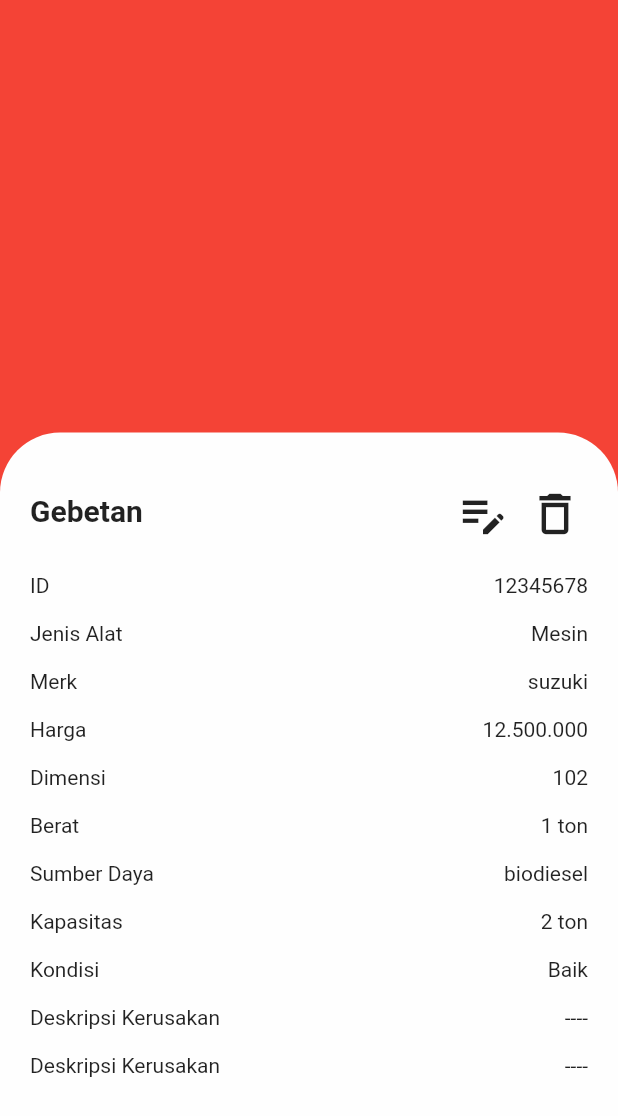
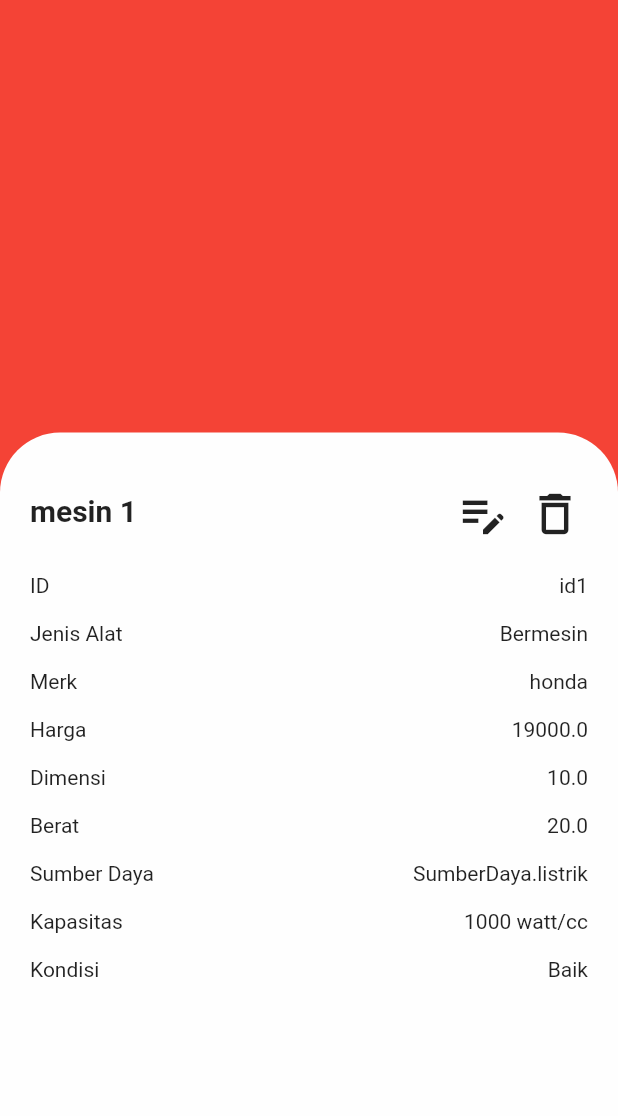
Before and after one commit to tifanee/PSBO, a Flutter app: the HomePage screen opened directly, after a tap on "Tampilkan Detail", on a phone screen of 412 x 824 dp. Shown: the top 1116 px of the screen. Run offline on Flutter 3.47's test engine with Material 2 defaults, Android fonts, the phone set to English and light mode, and no system bars; missing offline and left inert: dart:html.

Commit message:
update files

```diff
--- a/lib/data/dummy_data.dart
+++ b/lib/data/dummy_data.dart
@@ -1,6 +1,5 @@
-import 'package:psbo/models/nonmesin.dart';
-
 import '../enums.dart';
+import '../models/nonmesin.dart';
 import '../models/mesin.dart';
 import '../models/perbaikan.dart';
 
--- a/lib/pages/home_page.dart
+++ b/lib/pages/home_page.dart
@@ -1,8 +1,7 @@
 import 'package:flutter/material.dart';
+import '../widgets/card_tools.dart';
 //import 'package:hexcolor/hexcolor.dart';
-import '../models/tools_model.dart';
-import '../widgets/card_tools.dart';
-import '../pages/mesin_baik.dart';
+import '../data/dummy_data.dart';
 
 class HomePage extends StatefulWidget {
   const HomePage({Key? key}) : super(key: key);
@@ -12,44 +11,44 @@ class HomePage extends StatefulWidget {
 }
 
 class _HomePageState extends State<HomePage> {
-  final data = [
-    ToolsModel(
-        nama: "Gebetan",
-        id: "12345678",
-        jenisAlat: "Mesin",
-        merk: "suzuki",
-        harga: "12.500.000",
-        dimensi: "102",
-        berat: "1 ton",
-        sumberDaya: "biodiesel",
-        kapasitas: "2 ton",
-        kondisi: "Baik",
-        deskripsiKerusakan: "Tidak ada baut pengencang roda"),
-    ToolsModel(
-        nama: "Penebar Pestisida",
-        id: "87654321",
-        jenisAlat: "Mesin",
-        merk: "Yamahal",
-        harga: "12.500.000",
-        dimensi: "110",
-        berat: "0.5 ton",
-        sumberDaya: "biodiesel",
-        kapasitas: "1 ton",
-        kondisi: "Baik",
-        deskripsiKerusakan: "Tidak ada baut pengencang roda"),
-    ToolsModel(
-        nama: "Penebar Pupuk",
-        id: "87654322",
-        jenisAlat: "Mesin",
-        merk: "Yamahal",
-        harga: "12.500.000",
-        dimensi: "110",
-        berat: "0.5 ton",
-        sumberDaya: "biodiesel",
-        kapasitas: "1 ton",
-        kondisi: "Baik",
-        deskripsiKerusakan: "Tidak ada baut pengencang roda")
-  ];
+  // final data = [
+  //   ToolsModel(
+  //       nama: "Gebetan",
+  //       id: "12345678",
+  //       jenisAlat: "Mesin",
+  //       merk: "suzuki",
+  //       harga: "12.500.000",
+  //       dimensi: "102",
+  //       berat: "1 ton",
+  //       sumberDaya: "biodiesel",
+  //       kapasitas: "2 ton",
+  //       kondisi: "Baik",
+  //       deskripsiKerusakan: "Tidak ada baut pengencang roda"),
+  //   ToolsModel(
+  //       nama: "Penebar Pestisida",
+  //       id: "87654321",
+  //       jenisAlat: "Mesin",
+  //       merk: "Yamahal",
+  //       harga: "12.500.000",
+  //       dimensi: "110",
+  //       berat: "0.5 ton",
+  //       sumberDaya: "biodiesel",
+  //       kapasitas: "1 ton",
+  //       kondisi: "Baik",
+  //       deskripsiKerusakan: "Tidak ada baut pengencang roda"),
+  //   ToolsModel(
+  //       nama: "Penebar Pupuk",
+  //       id: "87654322",
+  //       jenisAlat: "Mesin",
+  //       merk: "Yamahal",
+  //       harga: "12.500.000",
+  //       dimensi: "110",
+  //       berat: "0.5 ton",
+  //       sumberDaya: "biodiesel",
+  //       kapasitas: "1 ton",
+  //       kondisi: "Baik",
+  //       deskripsiKerusakan: "Tidak ada baut pengencang roda")
+  // ];
 
   @override
   Widget build(BuildContext context) {
@@ -60,13 +59,13 @@ class _HomePageState extends State<HomePage> {
       floatingActionButton: buildNavigateButton(),
       body: Container(
           child: ListView.builder(
-        itemCount: data.length,
+        itemCount: tools.length,
         itemBuilder: (context, i) {
           return card_tools(
             context: context,
-            toolsName: "${data[i].nama}",
-            toolsCondition: "${data[i].kondisi}",
-            data: data[i],
+            toolsName: "${tools[i].nama}",
+            toolsCondition: "${tools[i].kondisi}",
+            data: tools[i],
           );
         },
       )),
--- a/lib/pages/mesin_baik.dart
+++ b/lib/pages/mesin_baik.dart
@@ -1,6 +1,7 @@
 import 'package:flutter/material.dart';
 //import 'package:hexcolor/hexcolor.dart';
 import '../widgets/details_container.dart';
+import '../enums.dart';
 
 class MesinBaik extends StatefulWidget {
   final data;
@@ -93,7 +94,9 @@ class _MesinBaikState extends State<MesinBaik> {
               details_container(
                   context: context,
                   judul: "Jenis Alat",
-                  value: "${data.jenisAlat}"),
+                  value: data.jenis == Jenis.mesin
+                      ? "Bermesin"
+                      : "Tidak Bermesin"),
               details_container(
                   context: context, judul: "Merk", value: "${data.merk}"),
               details_container(
@@ -109,17 +112,11 @@ class _MesinBaikState extends State<MesinBaik> {
               details_container(
                   context: context,
                   judul: "Kapasitas",
-                  value: "${data.kapasitas}"),
-              details_container(
-                  context: context, judul: "Kondisi", value: "${data.kondisi}"),
+                  value: "${data.kapasitas} watt/cc"),
               details_container(
                   context: context,
-                  judul: "Deskripsi Kerusakan",
-                  value: "----"),
-              details_container(
-                  context: context,
-                  judul: "Deskripsi Kerusakan",
-                  value: "----"),
+                  judul: "Kondisi",
+                  value: data.kondisi == Kondisi.baik ? "Baik" : "Rusak"),
             ],
           ),
         )
--- a/lib/widgets/button.dart
+++ b/lib/widgets/button.dart
@@ -1,5 +1,4 @@
 import 'dart:html';
-
 import 'package:flutter/cupertino.dart';
 import 'package:flutter/material.dart';
 
--- a/lib/widgets/card_tools.dart
+++ b/lib/widgets/card_tools.dart
@@ -1,6 +1,10 @@
 import 'package:flutter/material.dart';
+import '../pages/mesin_rusak_detail_screen.dart';
+import '../pages/nonmesin_baik_detail_screen.dart';
+import '../pages/nonmesin_rusak_detail_screen.dart';
 //import 'package:hexcolor/hexcolor.dart';
 import '../pages/mesin_baik.dart';
+import '../enums.dart';
 
 class card_tools extends StatelessWidget {
   const card_tools(
@@ -67,11 +71,16 @@ class card_tools extends StatelessWidget {
                       )),
                   onTap: () {
                     Navigator.push(
-                        context,
-                        MaterialPageRoute(
-                            builder: (context) => MesinBaik(
-                                  data: data,
-                                )));
+                      context,
+                      MaterialPageRoute(
+                          builder: (context) => data.jenis == Jenis.mesin
+                              ? (data.kondisi == Kondisi.baik
+                                  ? MesinBaik(data: data)
+                                  : MesinRusakDetailScreen(data: data))
+                              : (data.kondisi == Kondisi.baik
+                                  ? NonMesinBaikDetailScreen(data: data)
+                                  : NonMesinRusakDetailScreen(data: data))),
+                    );
                   },
                 ),
               ],
```
Also changed, not shown: lib/main.dart (+6 -4 lines), lib/models/tools_model.dart (+26 -26 lines), lib/pages/home.dart (deleted, +0 -17 lines), lib/pages/mesin_rusak_detail_screen.dart (+29 -13 lines), lib/pages/nonmesin_baik_detail_screen.dart (+13 -8 lines), lib/pages/nonmesin_rusak_detail_screen.dart (renamed from lib/pages/tidak_mesin_rusak_detail.dart, +28 -40 lines), lib/pages/welcome.dart (+6 -5 lines), pubspec.yaml (+2 -8 lines).
